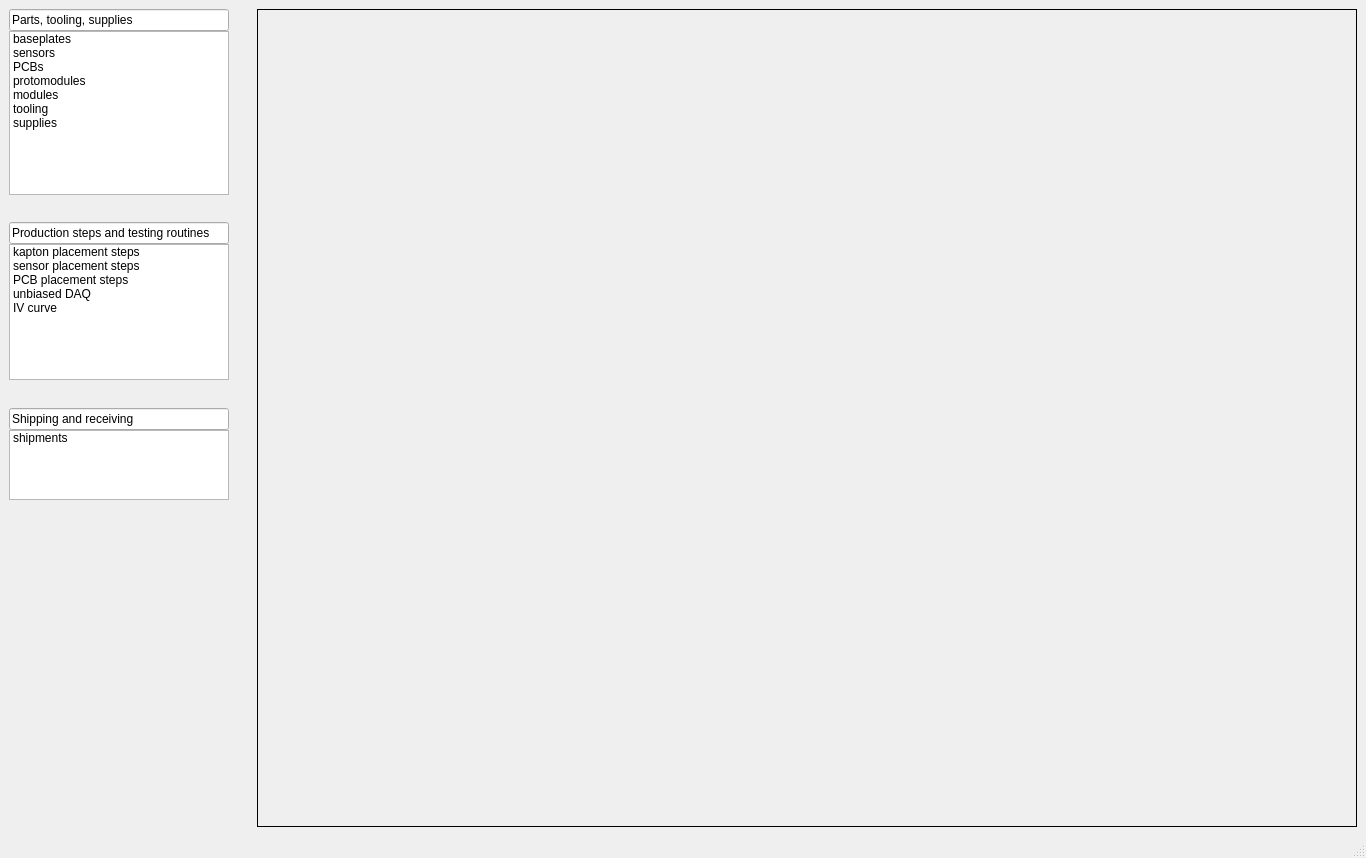
Old version of the form main_ui/mainwindow.ui in the repository IncandelaLab/SharedUI.
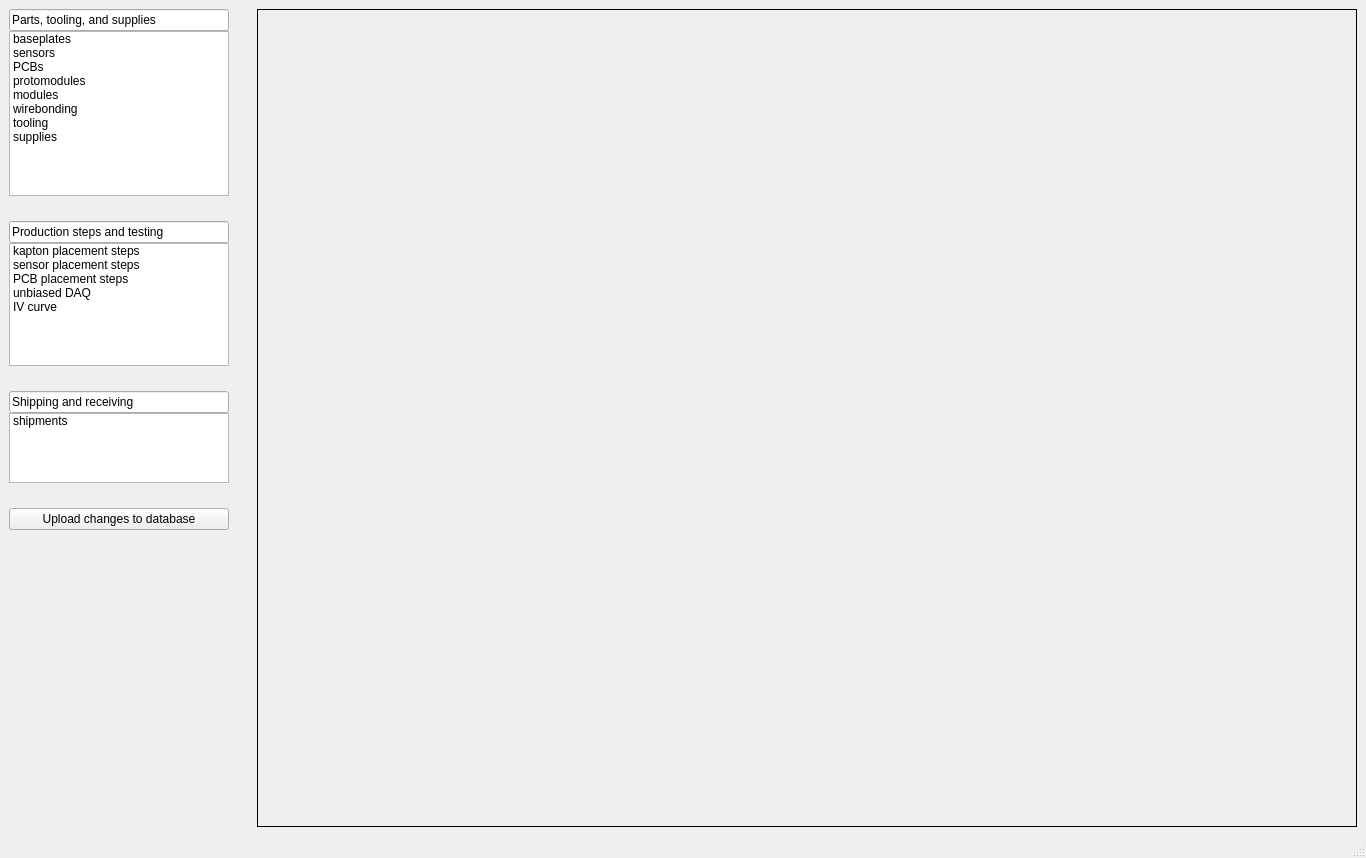
New version of the form.

Commit message: Add save XML button (uploading WIP)

Patch:
```diff
--- a/main_ui/mainwindow.ui
+++ b/main_ui/mainwindow.ui
@@ -21,7 +21,7 @@
        <number>0</number>
       </property>
       <item>
-       <layout class="QVBoxLayout" name="vlUISelect" stretch="1,6,1,1,5,1,1,2,12">
+       <layout class="QVBoxLayout" name="vlUISelect" stretch="1,6,1,1,5,1,1,2,0,0,12">
         <property name="spacing">
          <number>0</number>
         </property>
@@ -31,7 +31,7 @@
         <item>
          <widget class="QLineEdit" name="leInformation">
           <property name="text">
-           <string>Parts, tooling, supplies</string>
+           <string>Parts, tooling, and supplies</string>
           </property>
           <property name="readOnly">
            <bool>true</bool>
@@ -40,6 +40,12 @@
         </item>
         <item>
          <widget class="QListWidget" name="listInformation">
+          <property name="minimumSize">
+           <size>
+            <width>0</width>
+            <height>165</height>
+           </size>
+          </property>
           <property name="currentRow">
            <number>-1</number>
           </property>
@@ -68,6 +74,11 @@
             <string>modules</string>
            </property>
           </item>
+          <item>
+           <property name="text">
+            <string>wirebonding</string>
+           </property>
+          </item>
           <item>
            <property name="text">
             <string>tooling</string>
@@ -96,7 +107,7 @@
         <item>
          <widget class="QLineEdit" name="lineEdit">
           <property name="text">
-           <string>Production steps and testing routines</string>
+           <string>Production steps and testing</string>
           </property>
          </widget>
         </item>
@@ -158,6 +169,26 @@
           </item>
          </widget>
         </item>
+        <item>
+         <spacer name="verticalSpacer_4">
+          <property name="orientation">
+           <enum>Qt::Vertical</enum>
+          </property>
+          <property name="sizeHint" stdset="0">
+           <size>
+            <width>20</width>
+            <height>25</height>
+           </size>
+          </property>
+         </spacer>
+        </item>
+        <item>
+         <widget class="QPushButton" name="pbUpload">
+          <property name="text">
+           <string>Upload changes to database</string>
+          </property>
+         </widget>
+        </item>
         <item>
          <spacer name="verticalSpacer_3">
           <property name="orientation">
@@ -166,7 +197,7 @@
           <property name="sizeHint" stdset="0">
            <size>
             <width>20</width>
-            <height>40</height>
+            <height>20</height>
            </size>
           </property>
          </spacer>
```
The commit also changes 7 other files.
